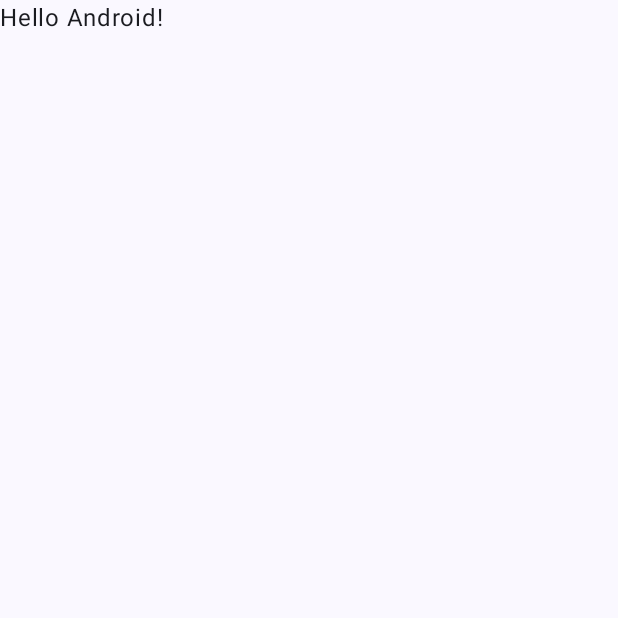
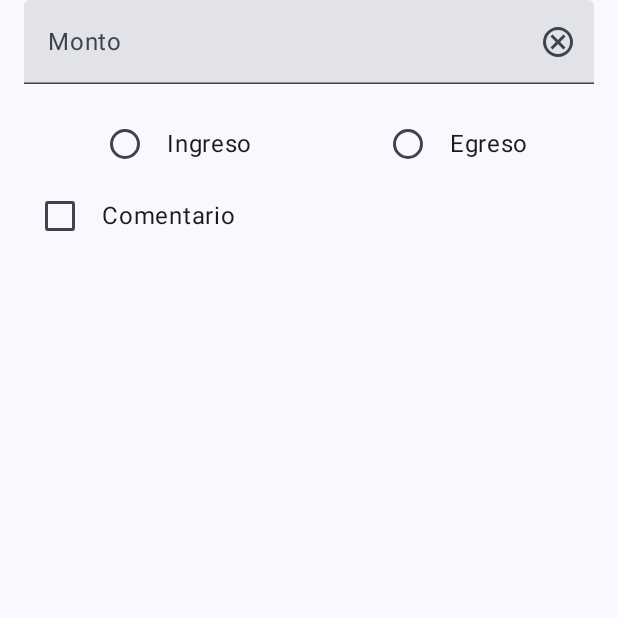
Before and after one commit to jquinterom/baco, an Android app built with Jetpack Compose: the screen it shows after launch (MainActivity), on a phone screen of 412 x 824 dp, the top half of it. Before the commit the part shown is almost empty. Run offline under Robolectric (Android 15) with nearby library versions, the phone set to English and light mode, and no system bars.

Commit message:
feat(home-screen): new composables to use on home screen

```diff
--- a/app/src/main/java/co/baco/baco/MainActivity.kt
+++ b/app/src/main/java/co/baco/baco/MainActivity.kt
@@ -7,10 +7,8 @@ import androidx.activity.enableEdgeToEdge
 import androidx.compose.foundation.layout.fillMaxSize
 import androidx.compose.foundation.layout.padding
 import androidx.compose.material3.Scaffold
-import androidx.compose.material3.Text
-import androidx.compose.runtime.Composable
 import androidx.compose.ui.Modifier
-import androidx.compose.ui.tooling.preview.Preview
+import co.baco.baco.ui.screens.HomeScreen
 import co.baco.baco.ui.theme.BacoTheme
 
 class MainActivity : ComponentActivity() {
@@ -20,28 +18,9 @@ class MainActivity : ComponentActivity() {
         setContent {
             BacoTheme {
                 Scaffold(modifier = Modifier.fillMaxSize()) { innerPadding ->
-                    Greeting(
-                        name = "Android",
-                        modifier = Modifier.padding(innerPadding)
-                    )
+                    HomeScreen(modifier = Modifier.padding(innerPadding))
                 }
             }
         }
     }
 }
-
-@Composable
-fun Greeting(name: String, modifier: Modifier = Modifier) {
-    Text(
-        text = "Hello $name!",
-        modifier = modifier
-    )
-}
-
-@Preview(showBackground = true)
-@Composable
-fun GreetingPreview() {
-    BacoTheme {
-        Greeting("Android")
-    }
-}
--- /dev/null
+++ b/app/src/main/java/co/baco/baco/ui/screens/HomeScreen.kt
@@ -0,0 +1,33 @@
+package co.baco.baco.ui.screens
+
+import androidx.compose.foundation.layout.Arrangement
+import androidx.compose.foundation.layout.Column
+import androidx.compose.foundation.layout.fillMaxSize
+import androidx.compose.foundation.layout.padding
+import androidx.compose.runtime.Composable
+import androidx.compose.ui.Modifier
+import androidx.compose.ui.tooling.preview.Preview
+import androidx.compose.ui.unit.dp
+import co.baco.baco.ui.screens.components.DepositOrExpense
+import co.baco.baco.ui.screens.components.Input
+import co.baco.baco.ui.theme.BacoTheme
+
+@Composable
+fun HomeScreen(modifier: Modifier = Modifier) {
+    Column(
+        modifier = modifier.padding(horizontal = 16.dp)
+            .fillMaxSize(),
+        verticalArrangement = Arrangement.spacedBy(16.dp)
+    ) {
+        Input()
+        DepositOrExpense()
+    }
+}
+
+@Preview
+@Composable
+private fun HomeScreenPrev() {
+    BacoTheme {
+        HomeScreen()
+    }
+}
--- /dev/null
+++ b/app/src/main/java/co/baco/baco/ui/screens/components/DepositOrExpense.kt
@@ -0,0 +1,123 @@
+package co.baco.baco.ui.screens.components
+
+import android.content.res.Configuration
+import androidx.compose.animation.AnimatedVisibility
+import androidx.compose.animation.fadeIn
+import androidx.compose.animation.fadeOut
+import androidx.compose.foundation.clickable
+import androidx.compose.foundation.layout.Arrangement
+import androidx.compose.foundation.layout.Column
+import androidx.compose.foundation.layout.Row
+import androidx.compose.foundation.layout.Spacer
+import androidx.compose.foundation.layout.fillMaxWidth
+import androidx.compose.foundation.layout.padding
+import androidx.compose.foundation.layout.width
+import androidx.compose.material3.Checkbox
+import androidx.compose.material3.RadioButton
+import androidx.compose.material3.Text
+import androidx.compose.runtime.Composable
+import androidx.compose.runtime.getValue
+import androidx.compose.runtime.mutableStateOf
+import androidx.compose.runtime.saveable.rememberSaveable
+import androidx.compose.runtime.setValue
+import androidx.compose.ui.Alignment
+import androidx.compose.ui.Modifier
+import androidx.compose.ui.tooling.preview.Preview
+import androidx.compose.ui.unit.dp
+import co.baco.baco.ui.theme.BacoTheme
+
+enum class Process {
+    NONE,
+    DEPOSIT,
+    EXPENSE
+}
+
+@Composable
+fun DepositOrExpense() {
+    var itemSelected by rememberSaveable {
+        mutableStateOf(Process.NONE)
+    }
+
+    var isChecked by rememberSaveable { mutableStateOf(false) }
+
+
+    Column(
+        modifier = Modifier
+            .fillMaxWidth()
+    ) {
+        Row(
+            modifier = Modifier
+                .fillMaxWidth()
+                .padding(horizontal = 4.dp),
+            Arrangement.SpaceAround,
+
+            ) {
+            ItemRadioButton(
+                text = "Ingreso",
+                selected = itemSelected == Process.DEPOSIT,
+                onClick = { itemSelected = Process.DEPOSIT })
+
+            ItemRadioButton(
+                text = "Egreso",
+                selected = itemSelected == Process.EXPENSE,
+                onClick = { itemSelected = Process.EXPENSE })
+        }
+
+        Comment(isChecked) { isChecked = it }
+
+        AnimatedVisibility(
+            visible = isChecked,
+            enter = fadeIn(),
+            exit = fadeOut()
+        ) {
+            CommentInput()
+        }
+    }
+}
+
+@Composable
+fun ItemRadioButton(
+    text: String,
+    selected: Boolean,
+    onClick: () -> Unit
+) {
+    Row(
+        modifier = Modifier,
+        Arrangement.Start,
+        Alignment.CenterVertically
+    )
+    {
+        RadioButton(
+            selected = selected,
+            onClick = { onClick() }
+        )
+        Spacer(modifier = Modifier.width(4.dp))
+        Text(text = text)
+    }
+}
+
+@Composable
+fun Comment(isChecked: Boolean, setChecked: (e: Boolean) -> Unit) {
+    Row(
+        horizontalArrangement = Arrangement.Center,
+        verticalAlignment = Alignment.CenterVertically,
+    ) {
+        Checkbox(
+            checked = isChecked,
+            onCheckedChange = { setChecked(!isChecked) })
+
+        Spacer(modifier = Modifier.width(4.dp))
+
+        Text(text = "Comentario", modifier = Modifier.clickable { setChecked(!isChecked) })
+    }
+}
+
+
+@Preview(uiMode = Configuration.UI_MODE_NIGHT_YES)
+@Composable
+private fun DepositOrExpensePrev() {
+    BacoTheme {
+        DepositOrExpense()
+    }
+
+}
--- /dev/null
+++ b/app/src/main/java/co/baco/baco/ui/screens/components/Input.kt
@@ -0,0 +1,52 @@
+package co.baco.baco.ui.screens.components
+
+import androidx.compose.foundation.layout.fillMaxWidth
+import androidx.compose.foundation.text.KeyboardOptions
+import androidx.compose.material.icons.Icons
+import androidx.compose.material.icons.filled.Close
+import androidx.compose.material.icons.outlined.Close
+import androidx.compose.material.icons.rounded.CheckCircle
+import androidx.compose.material.icons.rounded.Close
+import androidx.compose.material3.Icon
+import androidx.compose.material3.Text
+import androidx.compose.material3.TextField
+import androidx.compose.runtime.Composable
+import androidx.compose.runtime.getValue
+import androidx.compose.runtime.mutableStateOf
+import androidx.compose.runtime.saveable.rememberSaveable
+import androidx.compose.runtime.setValue
+import androidx.compose.ui.Modifier
+import androidx.compose.ui.res.painterResource
+import androidx.compose.ui.text.input.KeyboardType
+import androidx.compose.ui.tooling.preview.Preview
+import co.baco.baco.R
+import co.baco.baco.ui.theme.BacoTheme
+
+@Composable
+fun Input(modifier: Modifier = Modifier) {
+    var amount by rememberSaveable {
+        mutableStateOf("")
+    }
+
+    TextField(
+        value = amount,
+        onValueChange = { newAmount ->
+            if (newAmount.all { it.isDigit() }) {
+                amount = newAmount
+            }
+        },
+        modifier = modifier.fillMaxWidth(),
+        label = { Text("Monto") },
+        trailingIcon = { Icon(painter = painterResource(id = R.drawable.cancel), contentDescription = null) },
+        placeholder = { Text("$2.000") },
+        keyboardOptions = KeyboardOptions(keyboardType = KeyboardType.Number)
+    )
+}
+
+@Preview(showBackground = true)
+@Composable
+fun InputPrev() {
+    BacoTheme {
+        Input()
+    }
+}
--- /dev/null
+++ b/app/src/main/res/drawable/cancel.xml
@@ -0,0 +1,9 @@
+<vector xmlns:android="http://schemas.android.com/apk/res/android"
+    android:width="24dp"
+    android:height="24dp"
+    android:viewportWidth="960"
+    android:viewportHeight="960">
+  <path
+      android:fillColor="@android:color/white"
+      android:pathData="M336,680L480,536L624,680L680,624L536,480L680,336L624,280L480,424L336,280L280,336L424,480L280,624L336,680ZM480,880Q397,880 324,848.5Q251,817 197,763Q143,709 111.5,636Q80,563 80,480Q80,397 111.5,324Q143,251 197,197Q251,143 324,111.5Q397,80 480,80Q563,80 636,111.5Q709,143 763,197Q817,251 848.5,324Q880,397 880,480Q880,563 848.5,636Q817,709 763,763Q709,817 636,848.5Q563,880 480,880ZM480,800Q614,800 707,707Q800,614 800,480Q800,346 707,253Q614,160 480,160Q346,160 253,253Q160,346 160,480Q160,614 253,707Q346,800 480,800ZM480,480Q480,480 480,480Q480,480 480,480Q480,480 480,480Q480,480 480,480Q480,480 480,480Q480,480 480,480Q480,480 480,480Q480,480 480,480Z"/>
+</vector>
```
Also changed, not shown: app/src/main/java/co/baco/baco/ui/screens/ItemListScreen.kt (added, +7 -0 lines), app/src/main/java/co/baco/baco/ui/screens/components/CommentInput.kt (added, +55 -0 lines), app/src/main/java/co/baco/baco/ui/screens/components/ItemList.kt (added, +7 -0 lines), app/src/main/java/co/baco/baco/ui/screens/components/MetricalBars.kt (added, +12 -0 lines).
